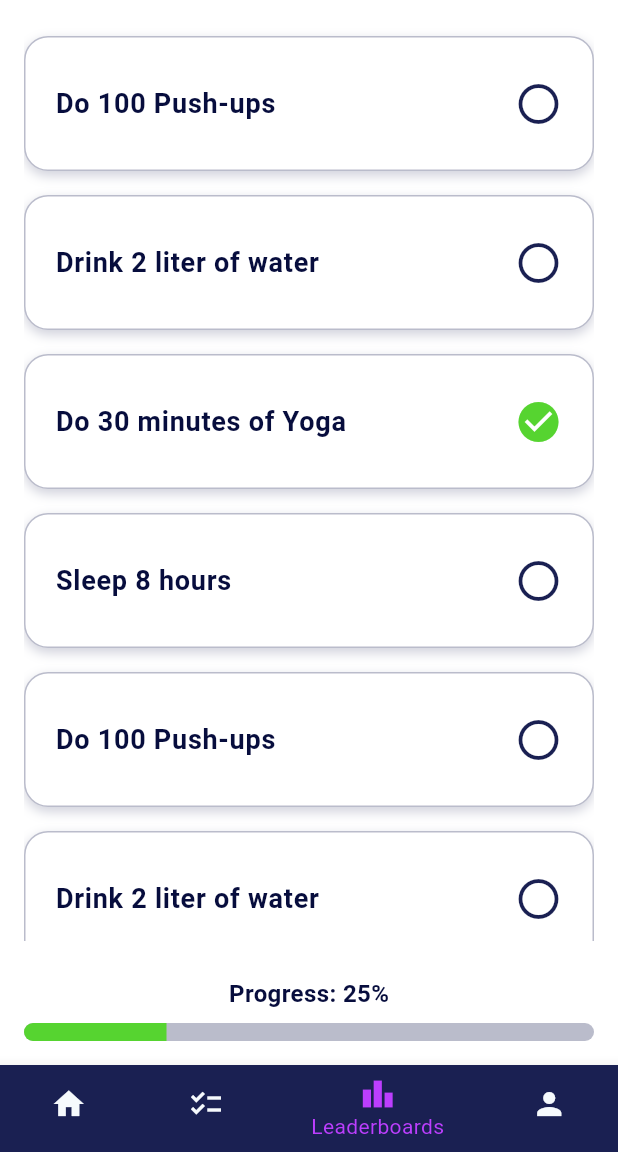
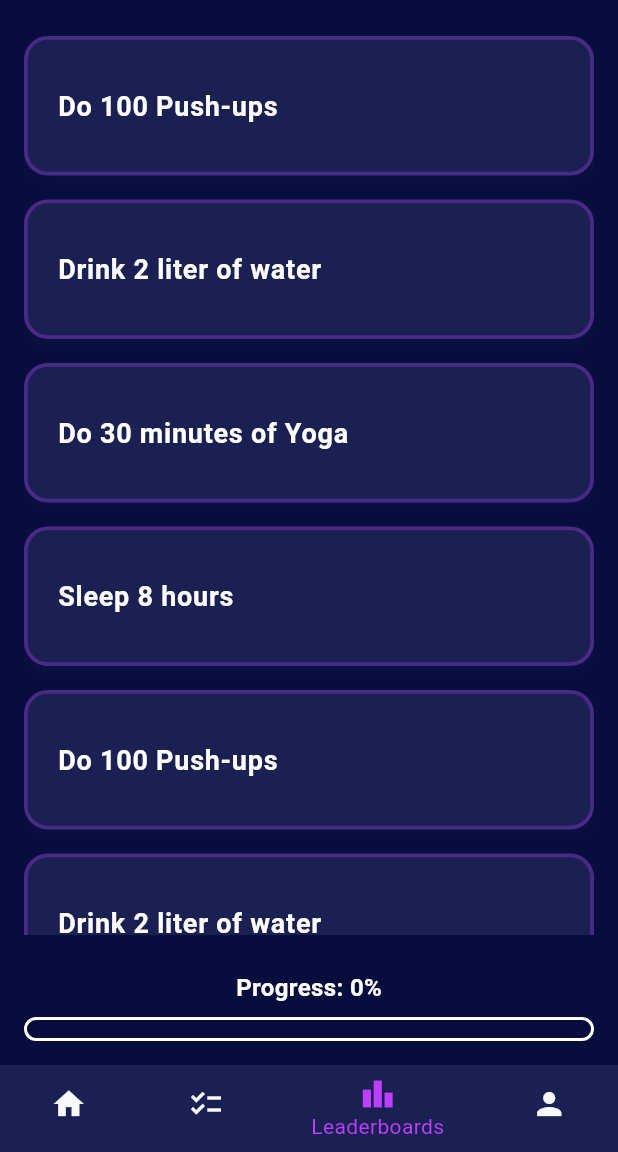
Before and after one commit to RealTeamRocket/rocket-app, a Flutter app: the HomePage screen opened directly, item 3 of the bottom bar chosen, on a phone screen of 412 x 824 dp, the part 84-1236 px from its top. Run offline on Flutter 3.47's test engine with Material 3 defaults, Android fonts, the phone set to English and light mode, and no system bars; drawn by our look-alikes of flutter_slidable; our stand-ins replace fl_chart, flutter_dotenv, pedometer, permission_handler, shared_preferences; accounts and stored records are empty.

Commit message:
Reworked color scheme and added possibility to mark challenges as "done" or to "skip" them

```diff
--- a/mobile_app/lib/pages/leaderboards_page.dart
+++ b/mobile_app/lib/pages/leaderboards_page.dart
@@ -1,19 +1,18 @@
 import 'package:flutter/material.dart';
 import '../constants/color_constants.dart';
+import 'package:flutter_slidable/flutter_slidable.dart';
 
-class LeaderboardsPage extends StatefulWidget{
+class LeaderboardsPage extends StatefulWidget {
   const LeaderboardsPage({super.key, required this.title});
 
   final String title;
 
   @override
   State<LeaderboardsPage> createState() => _LeaderboardsPageState();
+}
 
-}
 class _LeaderboardsPageState extends State<LeaderboardsPage> {
-
-  /// daily challenges
-  final List<String> _challenges = const [
+  final List<String> _challenges = [
     'Do 100 Push-ups',
     'Drink 2 liter of water',
     'Do 30 minutes of Yoga',
@@ -24,15 +23,21 @@ class _LeaderboardsPageState extends State<LeaderboardsPage> {
     'Sleep 8 hours',
   ];
 
-  List<bool> _completed = [false, false, true, false, false, false, true, false];
+  int _completedCount = 0;
+  int _initialChallengeCount = 0;
+
+  @override
+  void initState() {
+    super.initState();
+    _initialChallengeCount = _challenges.length;
+  }
 
   @override
   Widget build(BuildContext context) {
-
-    final double progressValue = _completed.where((c) => c).length / _completed.length;
+    double progressValue = _initialChallengeCount == 0 ? 0 : _completedCount / _initialChallengeCount;
 
     return Container(
-      color: ColorConstants.white,
+      color: ColorConstants.deepBlue,
       padding: const EdgeInsets.all(16.0),
       child: Column(
         children: [
@@ -40,7 +45,52 @@ class _LeaderboardsPageState extends State<LeaderboardsPage> {
             child: ListView.builder(
               itemCount: _challenges.length,
               itemBuilder: (context, index) {
-                return _buildChallengeCard(_challenges[index], index);
+                return Slidable(
+                  key: Key(_challenges[index]),
+
+                  /// swipe to the right
+                  startActionPane: ActionPane(
+                    motion: const StretchMotion(),
+                    extentRatio: 0.25,
+                    children: [
+                      SlidableAction(
+                        onPressed: (_) {
+                          setState(() {
+                            _completedCount++;
+                            _challenges.removeAt(index);
+                          });
+                        },
+                        backgroundColor: ColorConstants.greenColor,
+                        foregroundColor: Colors.white,
+                        icon: Icons.check,
+                        label: 'Done',
+                        borderRadius: BorderRadius.circular(16),
+                      ),
+                    ],
+                  ),
+
+                  /// swipe to the left
+                  endActionPane: ActionPane(
+                    motion: const StretchMotion(),
+                    extentRatio: 0.25,
+                    children: [
+                      SlidableAction(
+                        onPressed: (_) {
+                          setState(() {
+                            _challenges.removeAt(index);
+                          });
+                        },
+                        backgroundColor: Colors.redAccent,
+                        foregroundColor: Colors.white,
+                        icon: Icons.close,
+                        label: 'Skip',
+                        borderRadius: BorderRadius.circular(16),
+                      ),
+                    ],
+                  ),
+
+                  child: _buildChallengeCard(_challenges[index]),
+                );
               },
             ),
           ),
@@ -49,19 +99,19 @@ class _LeaderboardsPageState extends State<LeaderboardsPage> {
         ],
       ),
     );
-
-
   }
 
-  Widget _buildChallengeCard(String challengeText, int index) {
+  /// challenge Cards
+  Widget _buildChallengeCard(String challengeText) {
     return Padding(
       padding: const EdgeInsets.symmetric(vertical: 8.0),
       child: Container(
         decoration: BoxDecoration(
-          color: ColorConstants.white,
+          color: ColorConstants.greyColor,
           borderRadius: BorderRadius.circular(16.0),
           border: Border.all(
-            color: ColorConstants.greyColor.withValues(alpha: 0.3),
+            color: ColorConstants.purpleColor.withValues(alpha: 0.3),
+            width: 2.5,
           ),
           boxShadow: [
             BoxShadow(
@@ -81,29 +131,14 @@ class _LeaderboardsPageState extends State<LeaderboardsPage> {
             style: const TextStyle(
               fontSize: 18.0,
               fontWeight: FontWeight.w600,
-              color: ColorConstants.deepBlue,
+              color: ColorConstants.white,
             ),
           ),
-          trailing: Icon(
-            _completed[index]
-                ? Icons.check_circle
-                : Icons.radio_button_unchecked,
-            color: _completed[index]
-                ? ColorConstants.greenColor
-                : ColorConstants.greyColor,
-            size: 32.0,
-          ),
-          onTap: () {
-            setState(() {
-              _completed[index] = !_completed[index];
-            });
-          },
         ),
       ),
     );
   }
 
-  /// Progressbar
   Widget _buildProgressSection(double progressValue) {
     return Column(
       crossAxisAlignment: CrossAxisAlignment.center,
@@ -113,18 +148,27 @@ class _LeaderboardsPageState extends State<LeaderboardsPage> {
           style: const TextStyle(
             fontSize: 16,
             fontWeight: FontWeight.bold,
-            color: ColorConstants.deepBlue,
+            color: ColorConstants.white,
           ),
         ),
         const SizedBox(height: 8.0),
-        ClipRRect(
+        Container(
+          decoration: BoxDecoration(
+            borderRadius: BorderRadius.circular(20.0),
+            border: Border.all(
+              color: ColorConstants.white,
+              width: 2.0,
+            ),
+          ),
+          child: ClipRRect(
             borderRadius: BorderRadius.circular(20.0),
             child: LinearProgressIndicator(
               value: progressValue,
               minHeight: 12.0,
-            backgroundColor: ColorConstants.greyColor.withValues(alpha: 0.3),
+              backgroundColor: ColorConstants.deepBlue.withValues(alpha: 0.3),
               valueColor: const AlwaysStoppedAnimation<Color>(
                 ColorConstants.greenColor,
+              ),
             ),
           ),
         ),
--- a/mobile_app/pubspec.yaml
+++ b/mobile_app/pubspec.yaml
@@ -40,6 +40,7 @@ dependencies:
   pedometer: ^4.1.0
   permission_handler: ^11.4.0
   shared_preferences: ^2.5.3
+  flutter_slidable: ^4.0.0
 
 dev_dependencies:
   flutter_test:
```
Also changed, not shown: mobile_app/pubspec.lock. Lines whose indentation alone changed are shown as unchanged.
